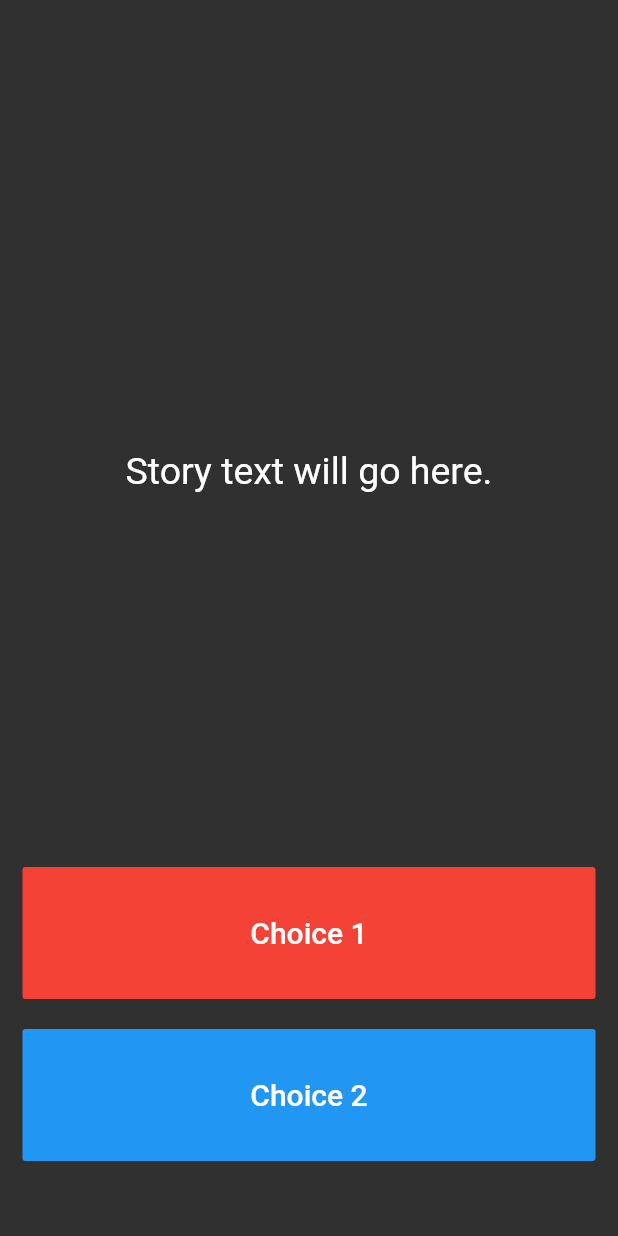
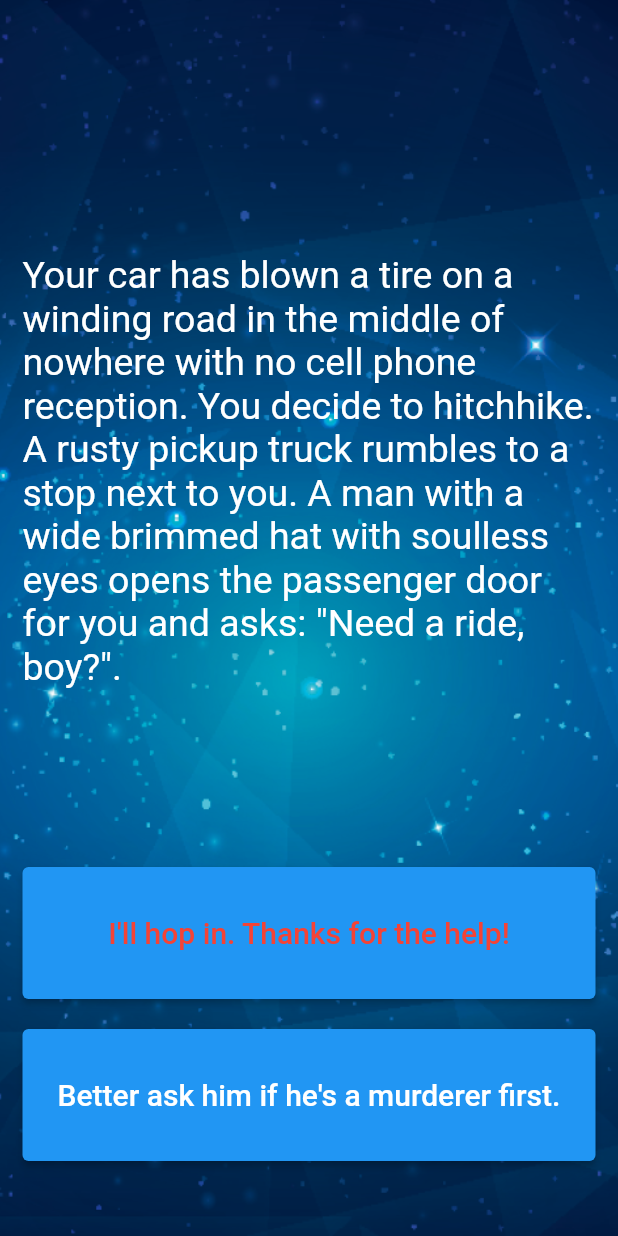
Before and after one commit to Florjadedan26/destini, a Flutter app: the screen it shows after launch, on a phone screen of 412 x 824 dp. Run offline on Flutter 3.47's test engine with Material 2 defaults, Android fonts, the phone set to English and light mode, and no system bars.

Commit message:
boss challenge finish

```diff
--- a/lib/main.dart
+++ b/lib/main.dart
@@ -1,6 +1,8 @@
+// import 'package:destini_challenge_starting/story_brain.dart';
 import 'package:flutter/material.dart';
+import 'story_brain.dart';
 
-//TODO: Step 15 - Run the app and see if you can see the screen update with the first story. Delete this TODO if it looks as you expected.
+//Step 15 - done.
 
 void main() => runApp(Destini());
 
@@ -13,7 +15,8 @@ class Destini extends StatelessWidget {
   }
 }
 
-//TODO: Step 9 - Create a new storyBrain object from the StoryBrain class.
+// Step 9 - done.
+  StoryBrain storyBrain = StoryBrain();
 
 class StoryPage extends StatefulWidget {
   _StoryPageState createState() => _StoryPageState();
@@ -24,7 +27,13 @@ class _StoryPageState extends State<StoryPage> {
   Widget build(BuildContext context) {
     return Scaffold(
       body: Container(
-        //TODO: Step 1 - Add background.png to this Container as a background image.
+        decoration: BoxDecoration(
+          image: DecorationImage(
+            image: AssetImage('images/background.png'),
+            fit: BoxFit.cover,
+          ),
+        ),
+        // Step 1 - done.
         padding: EdgeInsets.symmetric(vertical: 50.0, horizontal: 15.0),
         constraints: BoxConstraints.expand(),
         child: SafeArea(
@@ -35,8 +44,8 @@ class _StoryPageState extends State<StoryPage> {
                 flex: 12,
                 child: Center(
                   child: Text(
-                    //TODO: Step 10 - use the storyBrain to get the first story title and display it in this Text Widget.
-                    'Story text will go here.',
+                    // Step 10 - done.
+                    storyBrain.getStory(),
                     style: TextStyle(
                       fontSize: 25.0,
                     ),
@@ -45,17 +54,24 @@ class _StoryPageState extends State<StoryPage> {
               ),
               Expanded(
                 flex: 2,
-                child: FlatButton(
+                child: Visibility(
+                  // visible: storyBrain.buttonShouldBeVisible(),
+                  child: ElevatedButton(
                     onPressed: () {
+                      setState(() {
+                        storyBrain.nextStory(1);
+                      });
                       //Choice 1 made by user.
-                    //TODO: Step 18 - Call the nextStory() method from storyBrain and pass the number 1 as the choice made by the user.
+                      //Step 18 - done but surrender.
+
                     },
+                    child: Text(
+                      //Step 13- done.
+                      storyBrain.getChoice1(),
+                      style: TextStyle(
                         color: Colors.red,
-                  child: Text(
-                    //TODO: Step 13 - Use the storyBrain to get the text for choice 1.
-                    'Choice 1',
-                    style: TextStyle(
                         fontSize: 20.0,
+                      ),
                     ),
                   ),
                 ),
@@ -65,19 +81,29 @@ class _StoryPageState extends State<StoryPage> {
               ),
               Expanded(
                 flex: 2,
-                //TODO: Step 26 - Use a Flutter Visibility Widget to wrap this FlatButton.
-                //TODO: Step 28 - Set the "visible" property of the Visibility Widget to equal the output from the buttonShouldBeVisible() method in the storyBrain.
-                child: FlatButton(
+                //Step 26 - done.
+
+                //Step 28 - done but surrender and not working.
+
+
+                child: Visibility(
+                  // visible: storyBrain.buttonShouldBeVisible(),
+                  child: ElevatedButton(
                     onPressed: () {
+                      setState(() {
+                        storyBrain.nextStory(2);
+                      });
                       //Choice 2 made by user.
-                    //TODO: Step 19 - Call the nextStory() method from storyBrain and pass the number 2 as the choice made by the user.
+                      //Step 19 - done.
+
                     },
-                  color: Colors.blue,
                     child: Text(
-                    //TODO: Step 14 - Use the storyBrain to get the text for choice 2.
-                    'Choice 2',
+                      //Step 14 - done.
+                      storyBrain.getChoice2(),
                       style: TextStyle(
+                        color: Colors.white,
                         fontSize: 20.0,
+                      ),
                     ),
                   ),
                 ),
@@ -90,6 +116,6 @@ class _StoryPageState extends State<StoryPage> {
   }
 }
 
-//TODO: Step 24 - Run the app and try to figure out what code you need to add to this file to make the story change when you press on the choice buttons.
+//Step 24 - done .
 
-//TODO: Step 29 - Run the app and test it against the Story Outline to make sure you've completed all the steps. The code for the completed app can be found here: https://github.com/londonappbrewery/destini-challenge-completed/
+//Step 29 - i dont think its ok but im done
```
Also changed, not shown: lib/story.dart (+13 -3 lines), lib/story_brain.dart (+85 -45 lines). Lines whose indentation alone changed are shown as unchanged.
